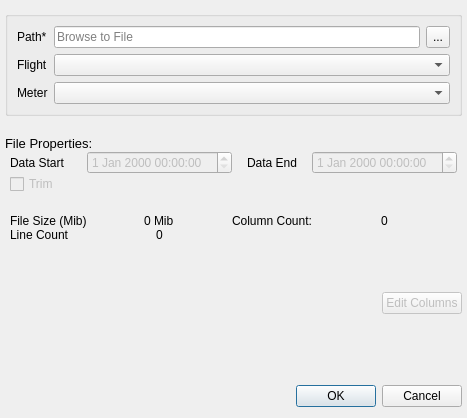
Qt form dgp/gui/ui/advanced_data_import.ui (DynamicGravitySystems/DGP) before a commit.
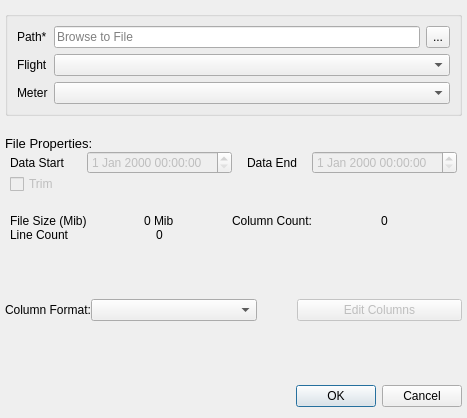
The same form after that commit. Icons and pictures are not drawn.

Commit message: ENH: Further enhancements to import dialog.

What changed in the file:
```diff
--- a/dgp/gui/ui/advanced_data_import.ui
+++ b/dgp/gui/ui/advanced_data_import.ui
@@ -168,7 +168,7 @@
     </widget>
    </item>
    <item>
-    <layout class="QGridLayout" name="grid_info_area" rowstretch="0,0,0,0,0,0" columnstretch="0,0,0,0">
+    <layout class="QGridLayout" name="grid_info_area" rowstretch="0,0,0,0,0" columnstretch="0,0,0,0">
      <property name="leftMargin">
       <number>5</number>
      </property>
@@ -286,28 +286,57 @@
        </property>
       </spacer>
      </item>
-     <item row="5" column="0">
-      <spacer name="verticalSpacer_4">
-       <property name="orientation">
-        <enum>Qt::Vertical</enum>
-       </property>
-       <property name="sizeHint" stdset="0">
-        <size>
-         <width>20</width>
-         <height>40</height>
-        </size>
-       </property>
-      </spacer>
-     </item>
     </layout>
    </item>
+   <item>
+    <spacer name="verticalSpacer_4">
+     <property name="orientation">
+      <enum>Qt::Vertical</enum>
+     </property>
+     <property name="sizeHint" stdset="0">
+      <size>
+       <width>20</width>
+       <height>40</height>
+      </size>
+     </property>
+    </spacer>
+   </item>
    <item>
     <layout class="QHBoxLayout" name="hbox_editcols">
      <item>
-      <spacer name="horizontalSpacer">
+      <widget class="QLabel" name="label_data_fmt">
+       <property name="sizePolicy">
+        <sizepolicy hsizetype="Maximum" vsizetype="Preferred">
+         <horstretch>0</horstretch>
+         <verstretch>0</verstretch>
+        </sizepolicy>
+       </property>
+       <property name="text">
+        <string>Column Format:</string>
+       </property>
+       <property name="buddy">
+        <cstring>cb_data_fmt</cstring>
+       </property>
+      </widget>
+     </item>
+     <item>
+      <widget class="QComboBox" name="cb_data_fmt">
+       <property name="sizePolicy">
+        <sizepolicy hsizetype="Minimum" vsizetype="Minimum">
+         <horstretch>0</horstretch>
+         <verstretch>0</verstretch>
+        </sizepolicy>
+       </property>
+      </widget>
+     </item>
+     <item>
+      <spacer name="horizontalSpacer_2">
        <property name="orientation">
         <enum>Qt::Horizontal</enum>
        </property>
+       <property name="sizeType">
+        <enum>QSizePolicy::Maximum</enum>
+       </property>
        <property name="sizeHint" stdset="0">
         <size>
          <width>40</width>
```
Left out of the diff: 70 changed lines with no effect on the pictures. The commit also changes 6 other files.
